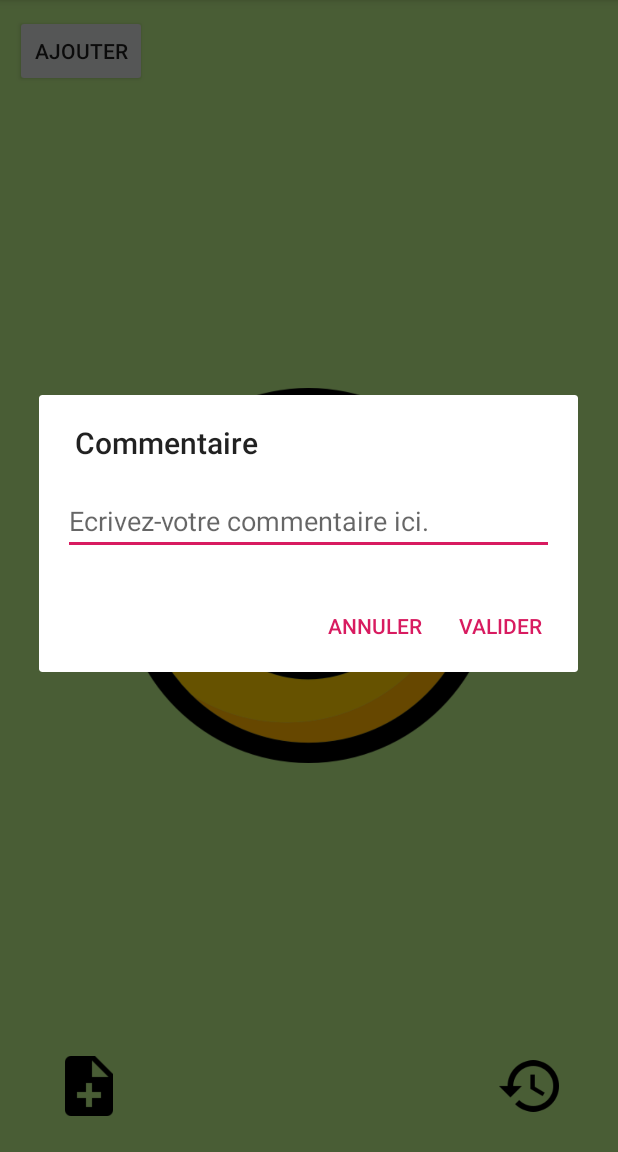
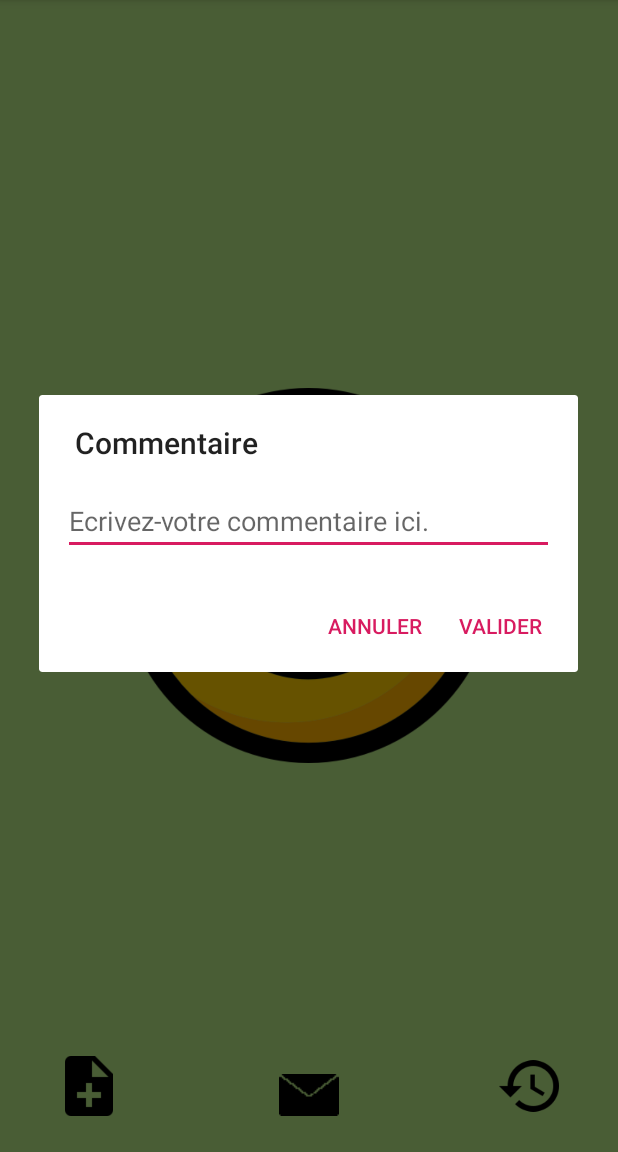
Before and after one commit to GautierClqt/MoodTracker, an Android app: the screen it shows after launch (MoodSelectActivity), after a tap on an icon or button, on a phone screen of 412 x 824 dp, the part 84-1236 px from its top. Run offline under Robolectric (Android 15) with nearby library versions, the phone set to English and light mode, and no system bars; libraries missing offline, so code that uses them is left out: com.github.marlonlom.utilities.

Commit message:
send a message feature: change button for an image

```diff
--- a/app/build.gradle
+++ b/app/build.gradle
@@ -27,4 +27,5 @@ dependencies {
     androidTestImplementation 'com.android.support.test.espresso:espresso-core:3.0.2'
     implementation 'com.android.support:recyclerview-v7:28.0.0'
     implementation 'com.google.code.gson:gson:2.8.5'
+    implementation 'com.github.marlonlom:timeago:4.0.1'
 }
--- a/app/src/main/java/com/cliquet/gautier/moodtracker/MoodSelectActivity.java
+++ b/app/src/main/java/com/cliquet/gautier/moodtracker/MoodSelectActivity.java
@@ -33,7 +33,6 @@ public class MoodSelectActivity extends AppCompatActivity implements CommentDial
     private boolean mSwipeUp;
 
     private RelativeLayout mLayout;
-    private TextView mDisplayComment; //NE FAIT PAS PARTI DU PRODUIT FINAL
 
     private Drawable[] moodList = new Drawable[5];
     private SharedPreferences preferences;
@@ -86,19 +85,15 @@ public class MoodSelectActivity extends AppCompatActivity implements CommentDial
 
 
         //connecting the views
-        //final ImageView mDisplayedMood;
         final ImageView mAddComment;
         final ImageView mDisplayHistoricActivity;
-        final Button mAddMood;
+        final ImageView mSendMessage;
 
         mDisplayedMood = findViewById(R.id.activity_mood_select_placeholder_image);
         mAddComment = findViewById(R.id.activity_add_comment_image);
-        mDisplayComment = findViewById(R.id.activity_mood_select_comment_textview); //NE FAIT PAS PARTI DU PRODUIT FINAL
         mLayout = findViewById(R.id.activity_mood_select_layout_layout);
         mDisplayHistoricActivity = findViewById(R.id.activity_mood_select_display_historic_image);
-        mAddMood = findViewById(R.id.activity_mood_select_addmood_button); //NE FAIT PAS PARTI DU PRODUIT FINAL
-
-        mDisplayComment.setText(mComment);
+        mSendMessage = findViewById(R.id.activity_mood_select_sendmessage_image);
 
         //all five moods' images are stored in moodList
         moodList[0] = getResources().getDrawable(R.drawable.smiley_sad);
@@ -197,7 +192,7 @@ public class MoodSelectActivity extends AppCompatActivity implements CommentDial
 //            }
 //        });
 
-        mAddMood.setOnClickListener(new View.OnClickListener() {
+        mSendMessage.setOnClickListener(new View.OnClickListener() {
             @Override
             public void onClick(View v) {
                 String moodMessage = util.moodSendMessage(moodIndex);
@@ -217,7 +212,6 @@ public class MoodSelectActivity extends AppCompatActivity implements CommentDial
     @Override
     public void getComment(String DialogComment) {
         mComment = DialogComment;
-        mDisplayComment.setText(mComment); //NE FAIT PAS PARTI DU PRODUIT FINAL
         mood.setmComment(mComment);
         mComment = mood.getmComment();
         preferences.edit().putString("comment", mComment).apply();
--- a/app/src/main/res/layout/activity_mood_select.xml
+++ b/app/src/main/res/layout/activity_mood_select.xml
@@ -14,15 +14,6 @@
         android:layout_width="250dp"
         android:layout_height="250dp"
         android:layout_centerInParent="true" />
-
-    <TextView
-        android:id="@+id/activity_mood_select_comment_textview"
-        android:layout_width="wrap_content"
-        android:layout_height="wrap_content"
-        android:layout_alignParentBottom="true"
-        android:layout_centerHorizontal="true"
-        android:layout_marginBottom="93dp"
-        android:text="Emplacement du commentaire." />
 
     <ImageView
         android:id="@+id/activity_add_comment_image"
@@ -45,12 +36,13 @@
         android:layout_marginBottom="24dp"
         app:srcCompat="@drawable/ic_history_black" />
 
-    <Button
-        android:id="@+id/activity_mood_select_addmood_button"
+    <ImageView
+        android:id="@+id/activity_mood_select_sendmessage_image"
         android:layout_width="wrap_content"
         android:layout_height="wrap_content"
-        android:layout_marginLeft="10dp"
-        android:layout_marginTop="10dp"
-        android:text="ajouter"/>
+        android:layout_alignParentBottom="true"
+        android:layout_marginBottom="24dp"
+        android:layout_centerHorizontal="true"
+        app:srcCompat="@drawable/message_icon" />
 
 </RelativeLayout>
```
Also changed, not shown: app/src/main/java/com/cliquet/gautier/moodtracker/Utils.java (+17 -4 lines), app/src/main/res/drawable/message_icon.png (added).
